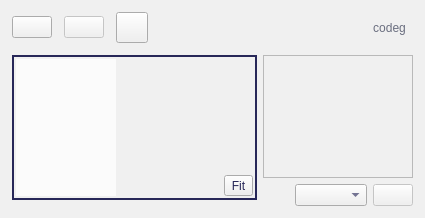
First picture: the form in src/Ui/AppWindow.ui, repository NikolayRag/codeg, before the edit.
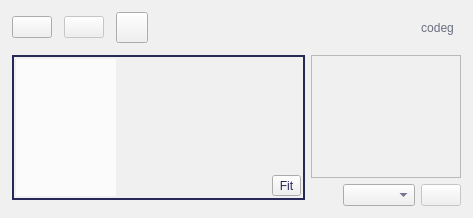
Second picture: the form after the edit. Icons and pictures are not drawn.

Commit message: change for multicolumn layer view

Diff of the .ui file:
```diff
--- a/src/Ui/AppWindow.ui
+++ b/src/Ui/AppWindow.ui
@@ -6,7 +6,7 @@
    <rect>
     <x>0</x>
     <y>0</y>
-    <width>425</width>
+    <width>473</width>
     <height>218</height>
    </rect>
   </property>
@@ -240,17 +240,72 @@
                 <property name="spacing">
                  <number>2</number>
                 </property>
-                <item row="0" column="0" rowspan="3">
-                 <widget class="QTableWidget" name="listLayers">
-                  <property name="enabled">
-                   <bool>true</bool>
+                <item row="1" column="4">
+                 <spacer name="horizontalSpacer_4">
+                  <property name="orientation">
+                   <enum>Qt::Horizontal</enum>
                   </property>
+                  <property name="sizeHint" stdset="0">
+                   <size>
+                    <width>40</width>
+                    <height>20</height>
+                   </size>
+                  </property>
+                 </spacer>
+                </item>
+                <item row="0" column="5">
+                 <spacer name="verticalSpacer_2">
+                  <property name="orientation">
+                   <enum>Qt::Vertical</enum>
+                  </property>
+                  <property name="sizeHint" stdset="0">
+                   <size>
+                    <width>20</width>
+                    <height>40</height>
+                   </size>
+                  </property>
+                 </spacer>
+                </item>
+                <item row="1" column="5">
+                 <layout class="QHBoxLayout" name="horizontalLayout_2">
+                  <item>
+                   <widget class="QToolButton" name="btnFit">
+                    <property name="text">
+                     <string>Fit</string>
+                    </property>
+                   </widget>
+                  </item>
+                 </layout>
+                </item>
+                <item row="0" column="0" rowspan="2">
+                 <widget class="QWidget" name="widget" native="true">
                   <property name="maximumSize">
                    <size>
                     <width>100</width>
                     <height>16777215</height>
                    </size>
                   </property>
+                  <property name="styleSheet">
+                   <string notr="true">background-color: rgba(255, 255, 255, 192);</string>
+                  </property>
+                  <layout class="QVBoxLayout" name="verticalLayout_4">
+                   <property name="leftMargin">
+                    <number>0</number>
+                   </property>
+                   <property name="topMargin">
+                    <number>0</number>
+                   </property>
+                   <property name="rightMargin">
+                    <number>0</number>
+                   </property>
+                   <property name="bottomMargin">
+                    <number>0</number>
+                   </property>
+                   <item>
+                    <widget class="QTableWidget" name="listLayers">
+                     <property name="enabled">
+                      <bool>true</bool>
+                     </property>
                   <property name="font">
                    <font>
                     <pointsize>6</pointsize>
@@ -260,7 +315,8 @@
                    <bool>true</bool>
                   </property>
                   <property name="styleSheet">
-                   <string notr="true">background-color: rgba(255, 255, 255, 192);</string>
+                      <string notr="true">background-color: rgba(255, 255, 255, 0);
+gridline-color: rgba(0, 0, 0, 32);</string>
                   </property>
                   <property name="frameShape">
                    <enum>QFrame::NoFrame</enum>
@@ -281,13 +337,10 @@
                    <bool>false</bool>
                   </attribute>
                   <attribute name="horizontalHeaderDefaultSectionSize">
-                   <number>12</number>
+                      <number>18</number>
                   </attribute>
                   <attribute name="horizontalHeaderMinimumSectionSize">
-                   <number>12</number>
-                  </attribute>
-                  <attribute name="horizontalHeaderStretchLastSection">
-                   <bool>true</bool>
+                      <number>3</number>
                   </attribute>
                   <attribute name="verticalHeaderVisible">
                    <bool>false</bool>
@@ -306,10 +359,26 @@
                     <string>name</string>
                    </property>
                   </column>
-                 </widget>
-                </item>
-                <item row="2" column="1">
-                 <spacer name="horizontalSpacer_4">
+                     <column>
+                      <property name="text">
+                       <string>display</string>
+                      </property>
+                     </column>
+                    </widget>
+                   </item>
+                   <item>
+                    <layout class="QHBoxLayout" name="horizontalLayout_7">
+                     <property name="leftMargin">
+                      <number>6</number>
+                     </property>
+                     <property name="topMargin">
+                      <number>0</number>
+                     </property>
+                     <property name="rightMargin">
+                      <number>6</number>
+                     </property>
+                     <item>
+                      <spacer name="horizontalSpacer_5">
                   <property name="orientation">
                    <enum>Qt::Horizontal</enum>
                   </property>
@@ -321,25 +390,10 @@
                   </property>
                  </spacer>
                 </item>
-                <item row="2" column="2">
-                 <widget class="QToolButton" name="btnFit">
-                  <property name="text">
-                   <string>Fit</string>
-                  </property>
-                 </widget>
-                </item>
-                <item row="1" column="2">
-                 <spacer name="verticalSpacer_2">
-                  <property name="orientation">
-                   <enum>Qt::Vertical</enum>
-                  </property>
-                  <property name="sizeHint" stdset="0">
-                   <size>
-                    <width>20</width>
-                    <height>40</height>
-                   </size>
-                  </property>
-                 </spacer>
+                    </layout>
+                   </item>
+                  </layout>
+                 </widget>
                 </item>
                </layout>
               </widget>
```
Left out of the diff: 10 changed lines with no effect on the pictures. Lines whose indentation alone changed are shown as unchanged. The commit also changes 1 other file.
